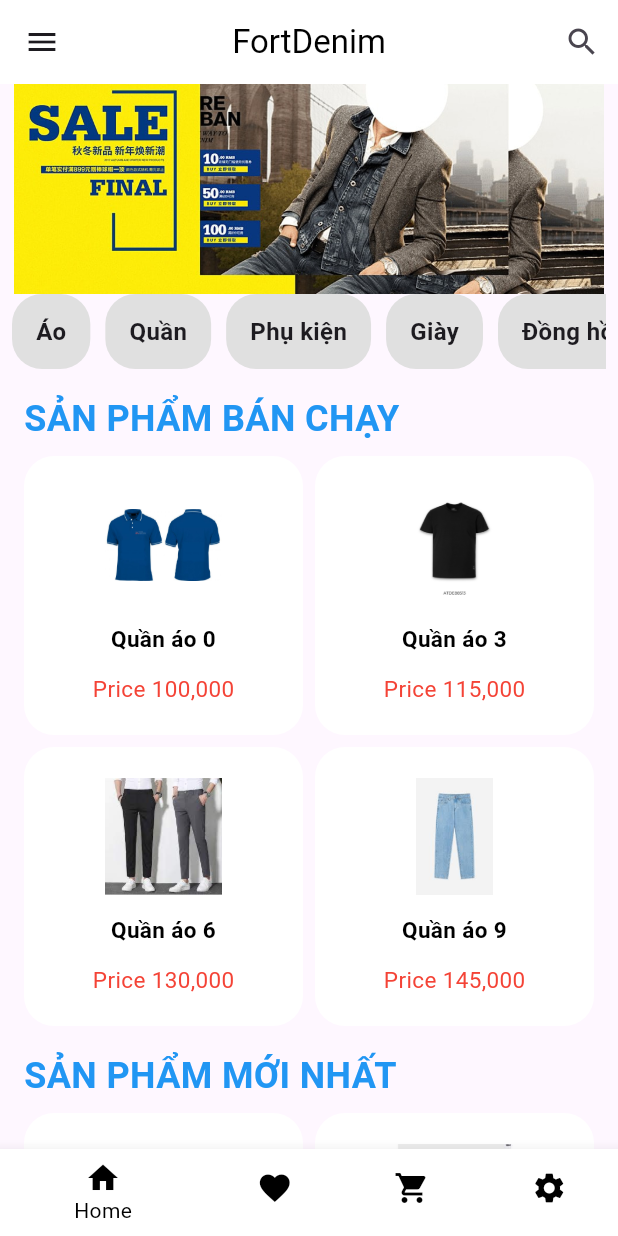
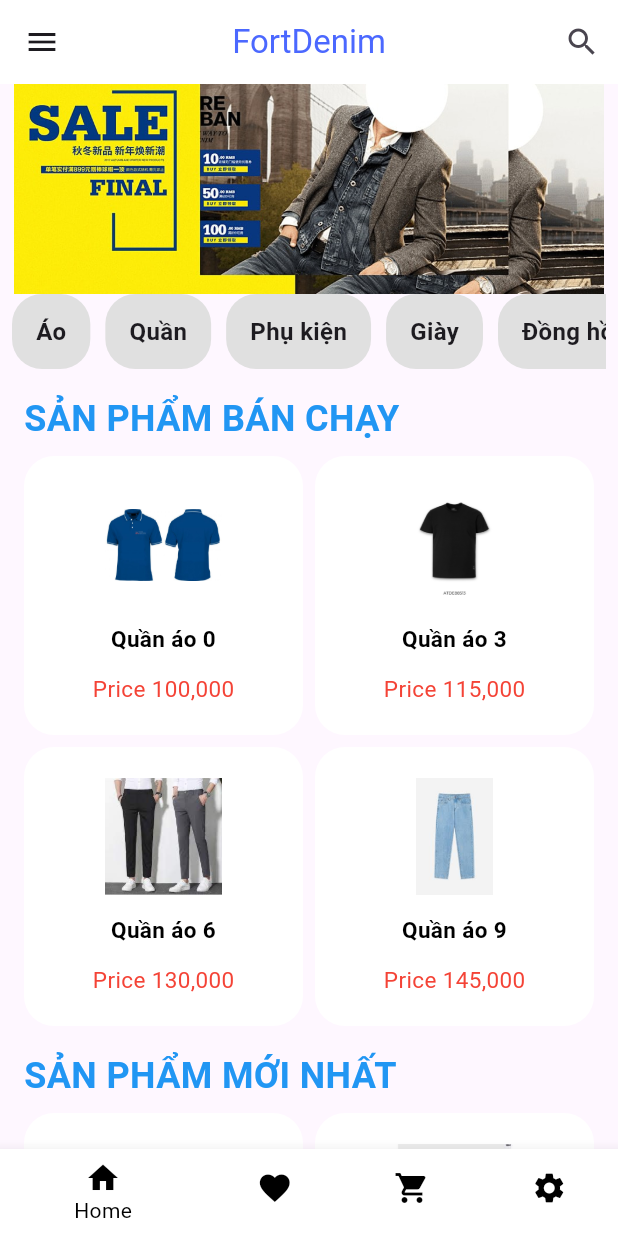
Before and after one commit to hataba123/widgets_image, a Flutter app: the MyHome screen opened directly, on a phone screen of 412 x 824 dp. Run offline on Flutter 3.47's test engine with Material 3 defaults, Android fonts, the phone set to English and light mode, and no system bars; our stand-ins replace carousel_slider.

Commit message:
add color.dart bảng màu cho ae dễ gọi

```diff
--- /dev/null
+++ b/lib/constants/color.dart
@@ -0,0 +1,62 @@
+import 'package:flutter/material.dart';
+
+class TColors{
+
+
+  TColors._();
+
+  // APP basic color
+  static const Color primary = Color(0xFF4B68FF);
+  static const Color secondary = Color(0xFFFFE24B);
+  static const Color accent = Color(0xFFb0c7ff);
+
+  //GARDIAN COLOR
+  static const Gradient linerGradient = LinearGradient(
+    begin: Alignment(0.0 , 0.0),
+    end: Alignment(0.707, -0.707),
+    colors: [
+      Color(0xffff9a9e),
+      Color(0xfffad0c4),
+      Color(0xfffad04c),
+      ],
+    );
+
+  // Text Colors
+  static const Color textprimary = Color(0xFF333333);
+  static const Color textsecondary = Color(0xFF6C757D);
+  static const Color textwhite = Colors.white;
+
+  //Background color
+  static const Color light = Color(0xFFF6F6F6);
+  static const Color dark = Color(0xFF272727);
+  static const Color primaryBackground = Color(0xFFF3F5FF);
+
+  //Background container colors
+  static const Color lightContainer = Color(0xFFF6F6F6);
+  static  Color darkContainer = TColors.white.withOpacity(0.1);
+
+  //Button colors
+  static const Color buttonprimary = Color(0xFF4B68FF);
+  static const Color buttonsecondary = Color(0xFF6C757D);
+  static const Color buttondisable = Color(0xFFC4C4C4);
+
+  //Border colors
+  static const Color borderprimary = Color(0xFFD9D9D9);
+  static const Color Bodersecondary = Color(0xFFE6E6E6);
+
+  //EROR VALIDATION COLOR
+  static const Color error = Color(0xFFD32F2F);
+  static const Color  success = Color(0xFF388E3C);
+  static const Color warning = Color(0xFFF57C00);
+  static const Color info = Color(0xFF1976D2);
+
+  //Nautral shades
+  static const Color black = Color(0xFF232323);
+  static const Color darkergrey = Color(0xFF4F4F4F);
+  static const Color darkgrey = Color(0xFF939393);
+  static const Color grey = Color(0xFFE0E0E0);
+  static const Color  softgrey = Color(0xFFF4F4F4);
+  static const Color lightgrey = Color(0xFFF9F9F9);
+  static const Color white = Color(0xFFFFFFFF);
+
+}
--- a/lib/page/home.dart
+++ b/lib/page/home.dart
@@ -9,7 +9,7 @@ import 'navbar.dart';
 import 'package:widgets_image/productdetailpage.dart';
 import 'package:widgets_image/category_list.dart';
 import 'theme_provider.dart';
-
+import 'package:widgets_image/constants/color.dart';
 
 class MyHome extends StatefulWidget {
   const MyHome({super.key});
@@ -82,7 +82,7 @@ class _MyHomeState extends State<MyHome> {
                 onChanged: updateSearch,
               )
             : const
-            Text("FortDenim",style: TextStyle(color: Colors.black)),
+            Text("FortDenim",style: TextStyle(color: TColors.buttonprimary)),
         centerTitle: true,
         backgroundColor: Colors.white,
         actions: [
```
